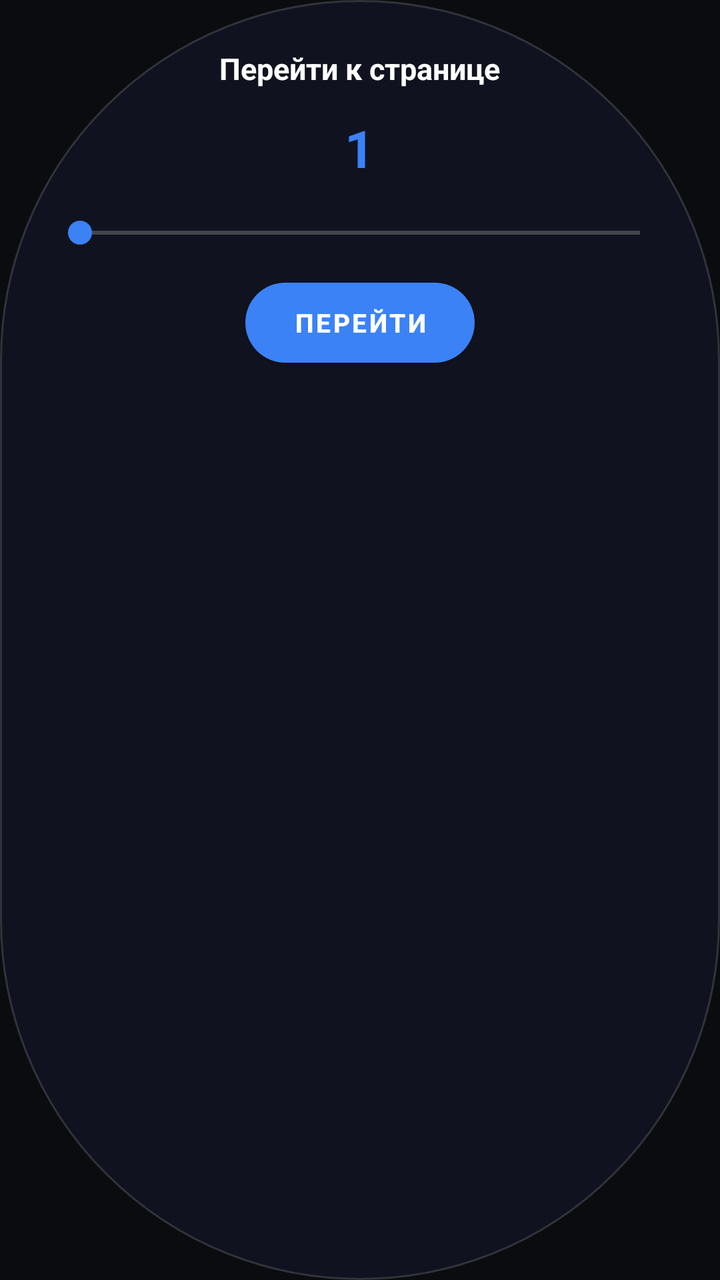
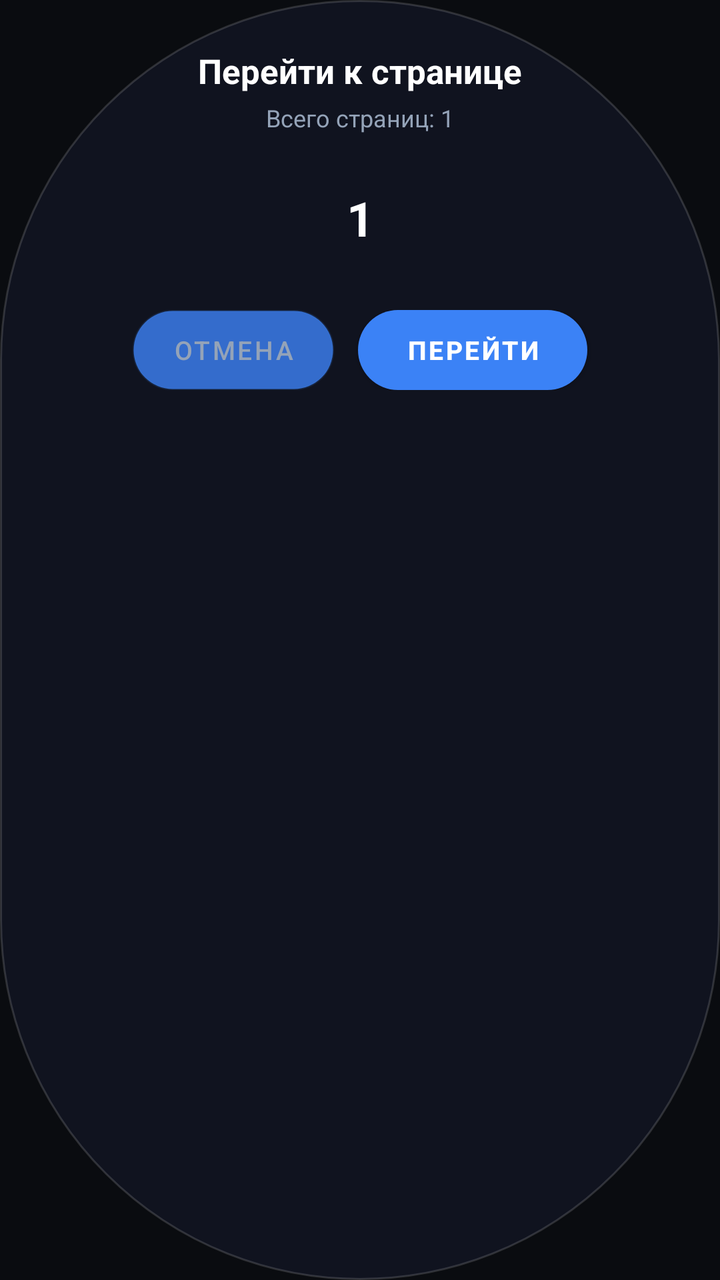

Two renders of the same Android screen: before a commit and after it. Below are the layout's source before the change and the commit's diff.
<!-- AndroidManifest.xml: application theme Theme.AuraLeaf -->
<!-- res/layout/dialog_page_jump.xml -->
<?xml version="1.0" encoding="utf-8"?>
<LinearLayout xmlns:android="http://schemas.android.com/apk/res/android"
    android:layout_width="320dp"
    android:layout_height="wrap_content"
    android:background="@drawable/bg_glass_pill"
    android:gravity="center_horizontal"
    android:orientation="vertical"
    android:padding="24dp">

    <TextView
        android:layout_width="wrap_content"
        android:layout_height="wrap_content"
        android:text="Перейти к странице"
        android:textColor="#FFFFFF"
        android:textSize="15sp"
        android:textStyle="bold" />

    <TextView
        android:id="@+id/tv_jump_page_val"
        android:layout_width="wrap_content"
        android:layout_height="wrap_content"
        android:layout_marginTop="12dp"
        android:text="1"
        android:textColor="#3B82F6"
        android:textSize="26sp"
        android:textStyle="bold" />

    <SeekBar
        android:id="@+id/seekbar_jump"
        android:layout_width="match_parent"
        android:layout_height="wrap_content"
        android:layout_marginTop="16dp"
        android:min="1" />

    <Button
        android:id="@+id/btn_jump_confirm"
        android:layout_width="wrap_content"
        android:layout_height="40dp"
        android:layout_marginTop="16dp"
        android:background="@drawable/bg_button_glow"
        android:paddingStart="24dp"
        android:paddingEnd="24dp"
        android:text="Перейти"
        android:textColor="#FFFFFF"
        android:textSize="13sp"
        android:textStyle="bold" />

</LinearLayout>
<!-- resources referenced by this layout -->
<resources>
  <!-- drawable bg_button_glow (drawable) -->
  <?xml version="1.0" encoding="utf-8"?>
  <ripple xmlns:android="http://schemas.android.com/apk/res/android"
      android:color="#33FFFFFF">
      <item>
          <shape android:shape="rectangle">
              <corners android:radius="999dp"/>
              <gradient
                  android:startColor="#3B82F6"
                  android:endColor="#2563EB"
                  android:angle="45"/>
          </shape>
      </item>
  </ripple>
  <!-- drawable bg_glass_pill (drawable) -->
  <?xml version="1.0" encoding="utf-8"?>
  <ripple xmlns:android="http://schemas.android.com/apk/res/android"
      android:color="#33FFFFFF">
      <item>
          <shape android:shape="rectangle">
              <corners android:radius="999dp"/>
              <solid android:color="#CC121624"/>
              <stroke android:width="1dp" android:color="#26FFFFFF"/>
          </shape>
      </item>
  </ripple>
  <style name="Theme.AuraLeaf" parent="Theme.MaterialComponents.NoActionBar">
          <item name="android:windowBackground">@color/bg_dark</item>
          <item name="android:statusBarColor">#00000000</item>
          <item name="android:navigationBarColor">#00000000</item>
          <item name="android:windowTranslucentStatus">false</item>
          <item name="android:windowTranslucentNavigation">false</item>
          <item name="colorPrimary">@color/accent_blue</item>
          <item name="colorSecondary">@color/accent_blue</item>
      </style>
  <color name="bg_dark">#0A0C10</color>
  <color name="accent_blue">#3B82F6</color>
</resources>

<!-- the commit's change to res/layout/dialog_page_jump.xml (unified diff, before → after) -->
@@ -12,37 +12,64 @@
         android:layout_height="wrap_content"
         android:text="Перейти к странице"
         android:textColor="#FFFFFF"
-        android:textSize="15sp"
+        android:textSize="17sp"
         android:textStyle="bold" />
 
     <TextView
-        android:id="@+id/tv_jump_page_val"
+        android:id="@+id/tv_jump_page_hint"
         android:layout_width="wrap_content"
         android:layout_height="wrap_content"
-        android:layout_marginTop="12dp"
+        android:layout_marginTop="4dp"
+        android:text="Всего страниц: 1"
+        android:textColor="#94A3B8"
+        android:textSize="12sp" />
+
+    
+    <EditText
+        android:id="@+id/et_jump_page"
+        android:layout_width="140dp"
+        android:layout_height="52dp"
+        android:layout_marginTop="16dp"
+        android:background="@drawable/bg_glass_circle"
+        android:gravity="center"
+        android:inputType="number"
+        android:maxLength="4"
         android:text="1"
-        android:textColor="#3B82F6"
-        android:textSize="26sp"
+        android:textColor="#FFFFFF"
+        android:textColorHint="#60FFFFFF"
+        android:textSize="24sp"
         android:textStyle="bold" />
 
-    <SeekBar
-        android:id="@+id/seekbar_jump"
+    <LinearLayout
         android:layout_width="match_parent"
         android:layout_height="wrap_content"
-        android:layout_marginTop="16dp"
-        android:min="1" />
+        android:layout_marginTop="20dp"
+        android:gravity="center"
+        android:orientation="horizontal">
 
-    <Button
-        android:id="@+id/btn_jump_confirm"
-        android:layout_width="wrap_content"
-        android:layout_height="40dp"
-        android:layout_marginTop="16dp"
-        android:background="@drawable/bg_button_glow"
-        android:paddingStart="24dp"
-        android:paddingEnd="24dp"
-        android:text="Перейти"
-        android:textColor="#FFFFFF"
-        android:textSize="13sp"
-        android:textStyle="bold" />
+        <Button
+            android:id="@+id/btn_jump_cancel"
+            android:layout_width="wrap_content"
+            android:layout_height="40dp"
+            android:layout_marginEnd="12dp"
+            android:background="@drawable/bg_glass_pill"
+            android:paddingStart="20dp"
+            android:paddingEnd="20dp"
+            android:text="Отмена"
+            android:textColor="#94A3B8"
+            android:textSize="13sp" />
+
+        <Button
+            android:id="@+id/btn_jump_confirm"
+            android:layout_width="wrap_content"
+            android:layout_height="40dp"
+            android:background="@drawable/bg_button_glow"
+            android:paddingStart="24dp"
+            android:paddingEnd="24dp"
+            android:text="Перейти"
+            android:textColor="#FFFFFF"
+            android:textSize="13sp"
+            android:textStyle="bold" />
+    </LinearLayout>
 
 </LinearLayout>
<!-- resource entries referenced after the edit -->
@@ -11,6 +11,16 @@
                   android:startColor="#3B82F6"
                   android:endColor="#2563EB"
                   android:angle="45"/>
+          </shape>
+      </item>
+  </ripple>
+  <!-- drawable bg_glass_circle (drawable) -->
+  <?xml version="1.0" encoding="utf-8"?>
+  <ripple xmlns:android="http://schemas.android.com/apk/res/android"
+      android:color="#33FFFFFF">
+      <item>
+          <shape android:shape="oval">
+              <solid android:color="#00000000"/>
           </shape>
       </item>
   </ripple>
